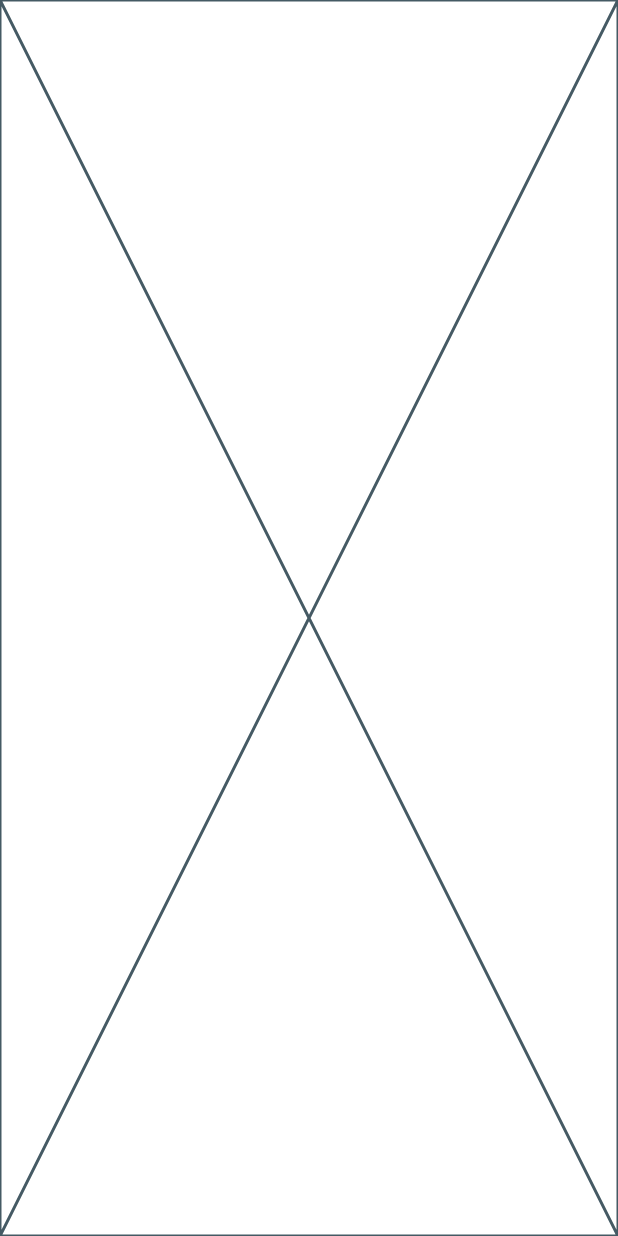
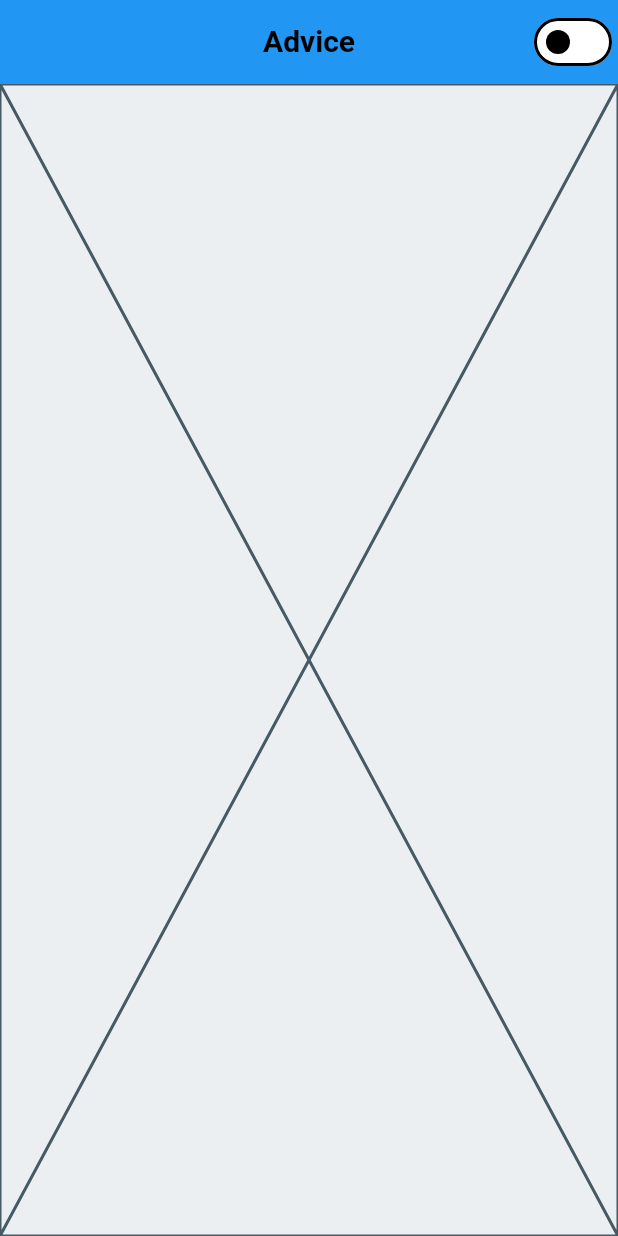
Before and after one commit to omar-vtc/advicer, a Flutter app: the screen it shows after launch, on a phone screen of 412 x 824 dp. Run offline on Flutter 3.47's test engine with Material 3 defaults, Android fonts, the phone set to English and light mode, and no system bars; Roboto replaces fonts that are missing (Rubik).

Commit message:
appBar added + switching dark/light mode
using changeNotifier

```diff
--- /dev/null
+++ b/advicer/lib/app/pages/advice/advice_page.dart
@@ -0,0 +1,26 @@
+import 'package:advicer/app/core/services/theme_service.dart';
+import 'package:flutter/material.dart';
+import 'package:provider/provider.dart';
+
+class AdvicePage extends StatelessWidget {
+  const AdvicePage({super.key});
+
+  @override
+  Widget build(BuildContext context) {
+    return Scaffold(
+      appBar: AppBar(
+        title: Text("Advice", style: Theme.of(context).textTheme.headlineLarge),
+        centerTitle: true,
+        actions: [
+          Switch(
+            value: Provider.of<ThemeService>(context).isDarkModeOn,
+            onChanged: (_) {
+              Provider.of<ThemeService>(context, listen: false).toggleTheme();
+            },
+          ),
+        ],
+      ),
+      body: const Placeholder(),
+    );
+  }
+}
--- a/advicer/lib/main.dart
+++ b/advicer/lib/main.dart
@@ -1,4 +1,5 @@
 import 'package:advicer/app/core/services/theme_service.dart';
+import 'package:advicer/app/pages/advice/advice_page.dart';
 import 'package:advicer/theme.dart';
 import 'package:flutter/material.dart';
 import 'package:provider/provider.dart';
@@ -23,7 +24,7 @@ class MyApp extends StatelessWidget {
               themeService.isDarkModeOn ? ThemeMode.dark : ThemeMode.light,
           theme: AppTheme.lightTheme,
           darkTheme: AppTheme.darkTheme,
-          home: const Placeholder(),
+          home: const AdvicePage(),
         );
       },
     );
--- a/advicer/lib/theme.dart
+++ b/advicer/lib/theme.dart
@@ -41,7 +41,7 @@ class AppTheme {
   );
 
   static const TextTheme _lightTextTheme = TextTheme(
-    displayLarge: _lightHeadingText,
+    headlineLarge: _lightHeadingText,
     bodyLarge: _lightBodyText,
   );
 
@@ -56,7 +56,7 @@ class AppTheme {
   );
 
   static final TextTheme _darkTextTheme = TextTheme(
-    displayLarge: _darkThemeHeadingTextStyle,
+    headlineLarge: _darkThemeHeadingTextStyle,
     bodyLarge: _darkThemeBodyeTextStyle,
   );
 
```
